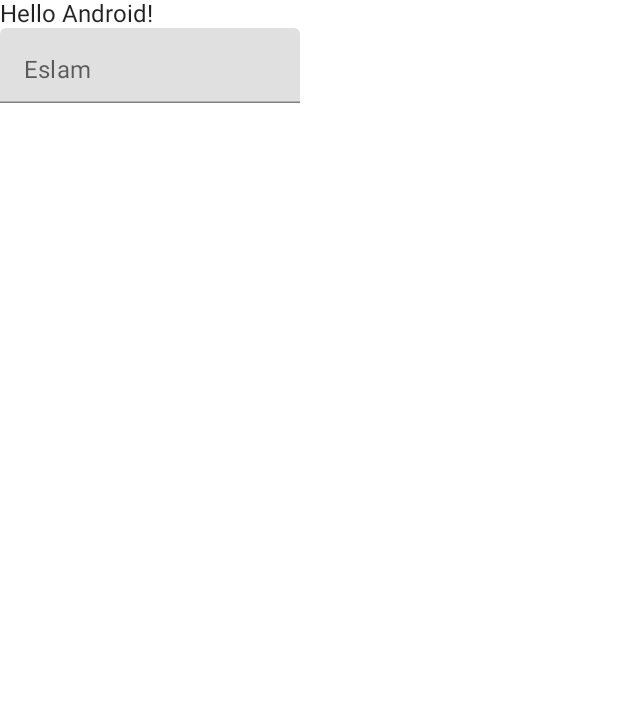
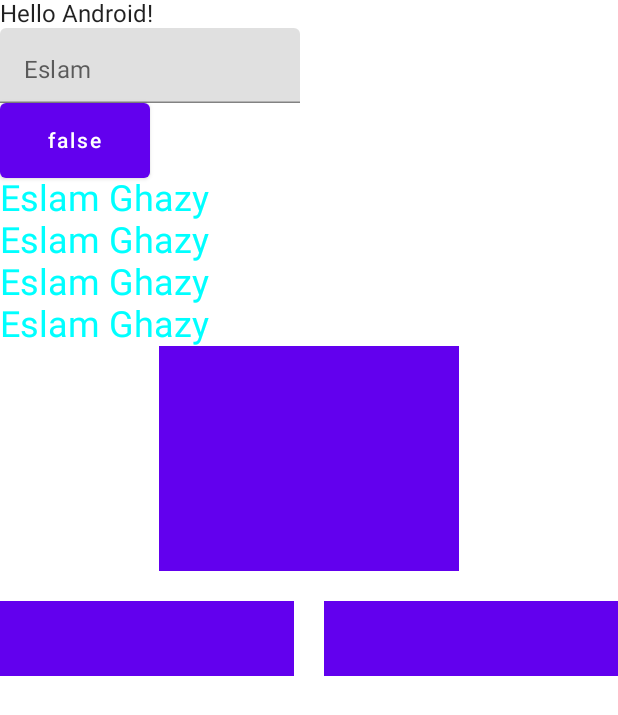
Before and after one commit to CoderEslam/LearnCompose, an Android app built with Jetpack Compose: the screen it shows after launch (MainActivity), on a phone screen of 412 x 824 dp. Shown: the top 715 px of the screen. Run offline under Robolectric (Android 15) with nearby library versions, the phone set to English and light mode, and no system bars.

```diff
--- a/app/src/main/java/com/doubleclick/learncompose/MainActivity.kt
+++ b/app/src/main/java/com/doubleclick/learncompose/MainActivity.kt
@@ -3,15 +3,16 @@ package com.doubleclick.learncompose
 import android.os.Bundle
 import androidx.activity.ComponentActivity
 import androidx.activity.compose.setContent
-import androidx.compose.foundation.layout.Column
-import androidx.compose.foundation.layout.fillMaxSize
-import androidx.compose.foundation.layout.height
-import androidx.compose.foundation.layout.width
+import androidx.compose.foundation.layout.*
 import androidx.compose.material.*
 import androidx.compose.runtime.*
+import androidx.compose.ui.Alignment
 import androidx.compose.ui.Modifier
+import androidx.compose.ui.graphics.Color
+import androidx.compose.ui.text.TextStyle
 import androidx.compose.ui.tooling.preview.Preview
 import androidx.compose.ui.unit.dp
+import androidx.compose.ui.unit.sp
 import com.doubleclick.learncompose.ui.theme.LearnComposeTheme
 
 class MainActivity : ComponentActivity() {
@@ -28,6 +29,12 @@ class MainActivity : ComponentActivity() {
 //                        MyCompose()
                         Greeting("Android")
                         TextF()
+                        MyCompose()
+                        customText("Eslam Ghazy")
+                        customText("Eslam Ghazy")
+                        customText("Eslam Ghazy")
+                        customText("Eslam Ghazy")
+                        MySurface()
                     }
                 }
             }
@@ -40,11 +47,11 @@ fun Greeting(name: String) {
     Text(text = "Hello $name!")
 }
 
-@Preview(showBackground = true)
+//@Preview(showBackground = true)
 @Composable
 fun DefaultPreview() {
     LearnComposeTheme {
-        Greeting("Android")
+//        Greeting("Android")
     }
 }
 
@@ -75,3 +82,73 @@ fun TextF() {
         label = { Text(text = "Eslam") }
     )
 }
+
+@Composable
+fun customText(text: String) {
+    Text(
+        text = text,
+        style = TextStyle(color = Color.Cyan, fontSize = 24.sp)
+    )
+}
+
+@Preview(showBackground = true)
+@Composable
+fun MySurface() {
+    Column(
+        modifier = Modifier.fillMaxSize(),
+        horizontalAlignment = Alignment.CenterHorizontally,
+        verticalArrangement = Arrangement.SpaceAround
+    ) {
+        Surface(
+            modifier = Modifier
+                .width(200.dp)
+                .height(50.dp),
+            color = MaterialTheme.colors.primary
+        ) {
+        }
+        customItem()
+        Surface(
+            modifier = Modifier
+                .width(200.dp)
+                .height(50.dp),
+            color = MaterialTheme.colors.primary
+        ) {
+        }
+        Surface(
+            modifier = Modifier
+                .width(200.dp)
+                .height(50.dp),
+            color = MaterialTheme.colors.primary
+        ) {
+        }
+        Spacer(modifier = Modifier.height(20.dp))
+        Row(modifier = Modifier.fillMaxSize()) {
+            Surface(
+                modifier = Modifier
+                    .height(50.dp)
+                    .weight(1f),
+                color = MaterialTheme.colors.primary
+            ) {
+            }
+            Spacer(modifier = Modifier.width(20.dp))
+            Surface(
+                modifier = Modifier
+                    .height(50.dp)
+                    .weight(1f),
+                color = MaterialTheme.colors.primary
+            ) {
+            }
+        }
+    }
+}
+
+@Composable
+fun ColumnScope.customItem() {
+    Surface(
+        modifier = Modifier
+            .width(200.dp)
+            .weight(1f), color = MaterialTheme.colors.primary
+    ) {
+
+    }
+}
```
